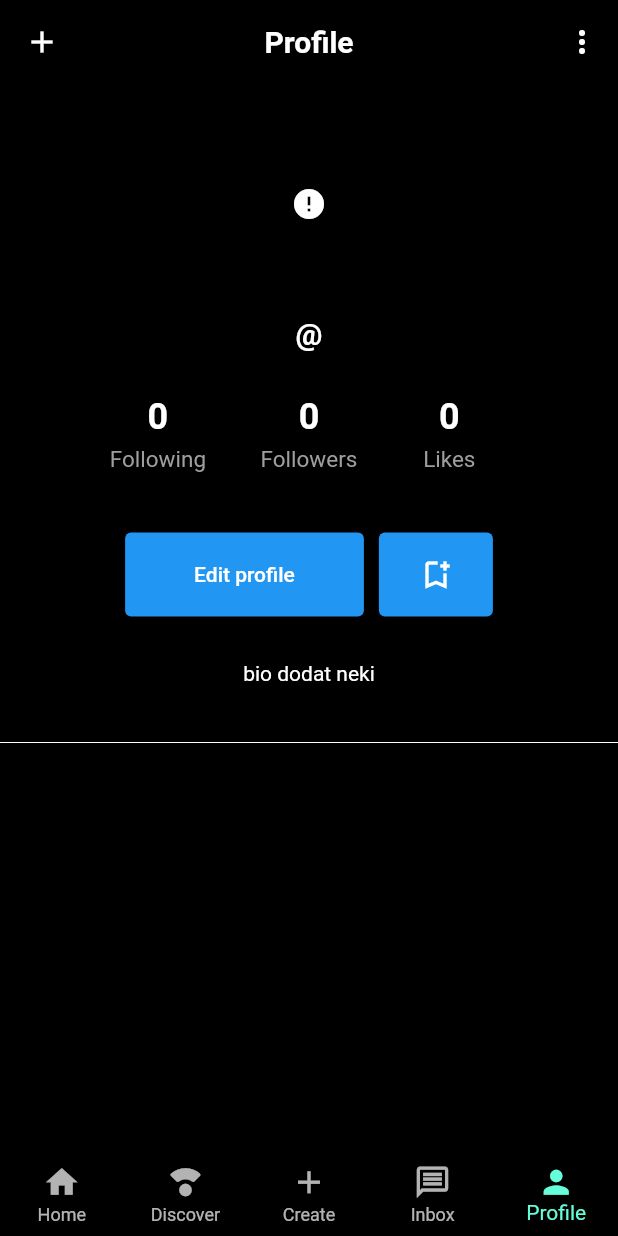
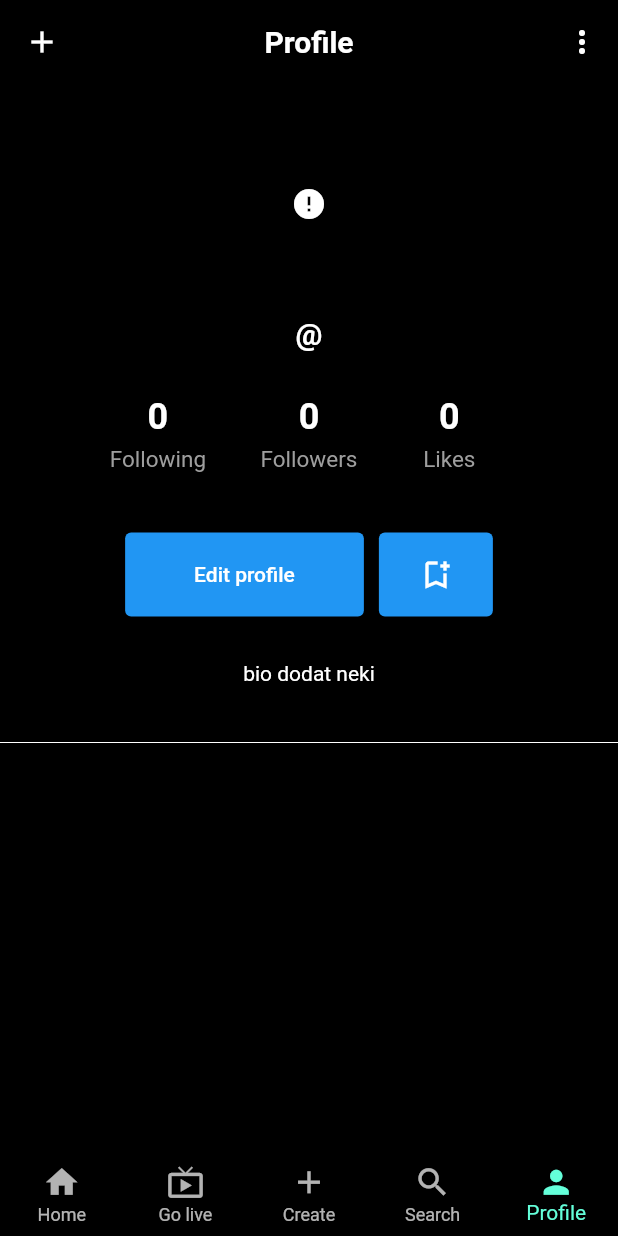
Before and after one commit to AmirBegic1/tiktok_clone, a Flutter app: the screen it shows once a user with an empty profile is signed in, item 5 of the bottom bar chosen, on a phone screen of 412 x 824 dp. Run offline on Flutter 3.47's test engine with Material 2 defaults, Android fonts, the phone set to English and light mode, and no system bars; drawn by our look-alikes of cached_network_image; our stand-ins replace cloud_firestore, firebase_auth, firebase_core, firebase_storage, get, image_picker and 2 more; missing offline and left inert: video_compress; accounts and stored records are empty; network calls fail.

Commit message:
search profiles implemented

```diff
--- a/lib/constants.dart
+++ b/lib/constants.dart
@@ -1,6 +1,7 @@
 import 'package:firebase_auth/firebase_auth.dart';
 import 'package:flutter/material.dart';
-import 'package:tiktok/view/screens/profile.dart';
+import 'package:tiktok/view/screens/profileScreens/profile.dart';
+import 'package:tiktok/view/screens/searchScreen/search.dart';
 import 'package:tiktok/view/screens/videoScreens/upload_video_screen.dart';
 import 'package:tiktok/view/screens/videoScreens/video_screen.dart';
 
@@ -14,6 +15,6 @@ List stranice = [
   VideoScreen(),
   const Text("Discover"),
   const UploadVideo(),
-  const Text("inbox"),
+  SearchScreen(),
   ProfileScreen(uid: FirebaseAuth.instance.currentUser!.uid)
 ];
--- a/lib/view/screens/home_screen.dart
+++ b/lib/view/screens/home_screen.dart
@@ -33,10 +33,10 @@ class _HomeScreenState extends State<HomeScreen> {
           ),
           BottomNavigationBarItem(
             icon: Icon(
-              Icons.compass_calibration_rounded,
+              Icons.live_tv,
               size: 25,
             ),
-            label: "Discover",
+            label: "Go live",
           ),
           BottomNavigationBarItem(
             icon: Icon(
@@ -47,10 +47,10 @@ class _HomeScreenState extends State<HomeScreen> {
           ),
           BottomNavigationBarItem(
             icon: Icon(
-              Icons.message_outlined,
+              Icons.search,
               size: 25,
             ),
-            label: "Inbox",
+            label: "Search",
           ),
           BottomNavigationBarItem(
             icon: Icon(
--- a/lib/view/screens/profile.dart
+++ b/lib/view/screens/profileScreens/profile.dart
@@ -5,8 +5,8 @@ import 'package:get/get.dart';
 import 'package:tiktok/controller/profil_controller.dart';
 import 'package:tiktok/view/screens/Settings/PrivacyScreen.dart';
 
-import '../../controller/auth_controller.dart';
-import 'Settings/settings.dart';
+import '../../../controller/auth_controller.dart';
+import '../Settings/settings.dart';
 
 // ignore: must_be_immutable
 class ProfileScreen extends StatefulWidget {
--- a/lib/view/widgets/videoplayer_widget.dart
+++ b/lib/view/widgets/videoplayer_widget.dart
@@ -23,8 +23,8 @@ class _VideoPlayerWidgetState extends State<VideoPlayerWidget> {
 
   @override
   void dispose() {
+    videoPlayerController.dispose();
     super.dispose();
-    videoPlayerController.dispose();
   }
 
   @override
```
Also changed, not shown: lib/controller/search_controller.dart (added, +24 -0 lines), lib/view/screens/searchScreen/search.dart (added, +74 -0 lines).
